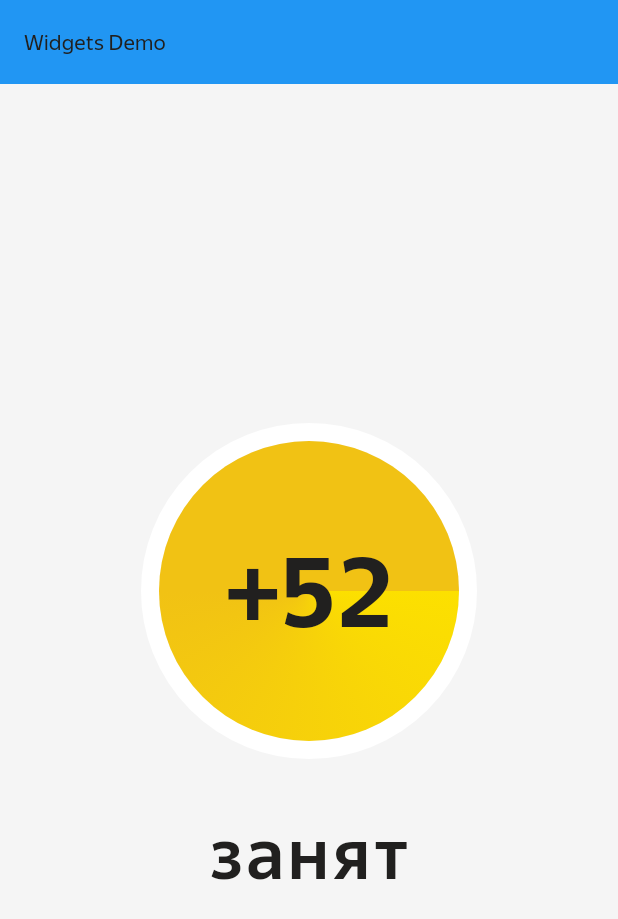
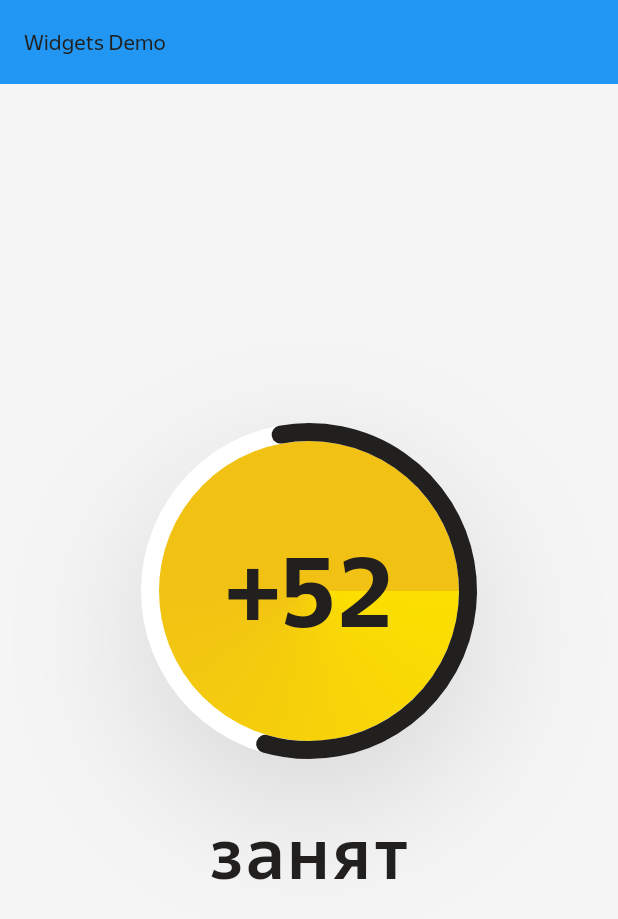
Before and after one commit to ChabanovX/alice-sdk, a Flutter app: the screen it shows after launch, on a phone screen of 412 x 824 dp. Shown: the top 919 px of the screen. Run offline on Flutter 3.47's test engine with Material 3 defaults, Android fonts, the phone set to English and light mode, and no system bars; our stand-ins replace flutter_svg, just_audio, rxdart.

Commit message:
modified control widgets with shadows

```diff
--- a/mobile/lib/main.dart
+++ b/mobile/lib/main.dart
@@ -25,7 +25,10 @@ class MainApp extends StatelessWidget {
           child: Column(
             mainAxisAlignment: MainAxisAlignment.center,
             children: [
-              Transform.scale(scale: 4.0, child: const ControlOnlineWidget()),
+              Transform.scale(
+                scale: 4.0,
+                child: const ControlOnlineWidget(employment: 52),
+              ),
             ],
           ),
         ),
--- a/mobile/lib/widgets/control/control_offline_widget.dart
+++ b/mobile/lib/widgets/control/control_offline_widget.dart
@@ -16,6 +16,13 @@ class ControlOfflineWidget extends StatelessWidget {
       decoration: BoxDecoration(
         color: colorScheme.surface,
         shape: BoxShape.circle,
+        boxShadow: [
+          BoxShadow(
+            color: theme.colorScheme.shadow,
+            offset: Offset(0, 8),
+            blurRadius: 20,
+          ),
+        ],
       ),
       child: Center(
         child: Container(
--- a/mobile/lib/widgets/control/control_online_widget.dart
+++ b/mobile/lib/widgets/control/control_online_widget.dart
@@ -2,7 +2,9 @@ import 'package:flutter/material.dart';
 
 /// Виджет online с градиентной заливкой в стиле Angular
 class ControlOnlineWidget extends StatelessWidget {
-  const ControlOnlineWidget({super.key});
+  final int employment;
+
+  const ControlOnlineWidget({super.key, required this.employment});
 
   @override
   Widget build(BuildContext context) {
@@ -15,22 +17,14 @@ class ControlOnlineWidget extends StatelessWidget {
       child: Column(
         mainAxisSize: MainAxisSize.min,
         children: [
-          // Градиентный круг с border
+          // Градиентный круг с border и незаконченной окружностью
+          Stack(
+            alignment: Alignment.center,
+            children: [
+              // Основной круг с border
               Container(
                 width: 56,
                 height: 56,
-            decoration: BoxDecoration(
-              shape: BoxShape.circle,
-              gradient: const SweepGradient(
-                colors: [Colors.transparent, Colors.transparent],
-                stops: [0.0, 1.0],
-                transform: GradientRotation(0),
-              ),
-              border: Border.all(color: colorScheme.surface, width: 3),
-            ),
-            child: Container(
-              width: 50,
-              height: 50,
                 decoration: BoxDecoration(
                   shape: BoxShape.circle,
                   gradient: SweepGradient(
@@ -38,10 +32,18 @@ class ControlOnlineWidget extends StatelessWidget {
                     stops: const [0.0, 0.5],
                     transform: const GradientRotation(0),
                   ),
+                  border: Border.all(color: colorScheme.surface, width: 3),
+                  boxShadow: [
+                    BoxShadow(
+                      color: theme.colorScheme.shadow,
+                      offset: Offset(0, 8),
+                      blurRadius: 20,
+                    ),
+                  ],
                 ),
                 child: Center(
                   child: Text(
-                  '+52',
+                    '+$employment',
                     style: theme.textTheme.bodyLarge?.copyWith(
                       color: colorScheme.onSurface,
                       fontWeight: FontWeight.w700,
@@ -49,6 +51,19 @@ class ControlOnlineWidget extends StatelessWidget {
                   ),
                 ),
               ),
+              // Незаконченная окружность поверх border
+              Center(
+                child: CustomPaint(
+                  size: const Size(53, 53),
+                  painter: ArcPainter(
+                    color: colorScheme.onSurface,
+                    strokeWidth: 3,
+                    startAngle: -1.75, // Начальный угол в радианах
+                    sweepAngle: 3.6, // Длина дуги в радианах
+                  ),
+                ),
+              ),
+            ],
           ),
           // Прозрачный контейнер с текстом
           Padding(
@@ -72,3 +87,33 @@ class ControlOnlineWidget extends StatelessWidget {
     );
   }
 }
+
+/// CustomPainter для отрисовки незаконченной окружности
+class ArcPainter extends CustomPainter {
+  final Color color;
+  final double strokeWidth;
+  final double startAngle;
+  final double sweepAngle;
+
+  const ArcPainter({
+    required this.color,
+    required this.strokeWidth,
+    required this.startAngle,
+    required this.sweepAngle,
+  });
+
+  @override
+  void paint(Canvas canvas, Size size) {
+    final paint = Paint()
+      ..color = color
+      ..style = PaintingStyle.stroke
+      ..strokeWidth = strokeWidth
+      ..strokeCap = StrokeCap.round;
+
+    final rect = Rect.fromLTWH(0, 0, size.width, size.height);
+    canvas.drawArc(rect, startAngle, sweepAngle, false, paint);
+  }
+
+  @override
+  bool shouldRepaint(covariant CustomPainter oldDelegate) => false;
+}
```
Lines whose indentation alone changed are shown as unchanged.
